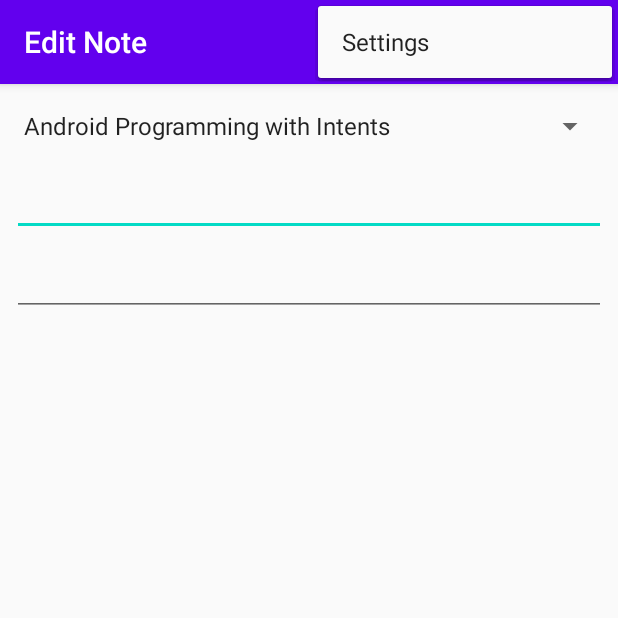
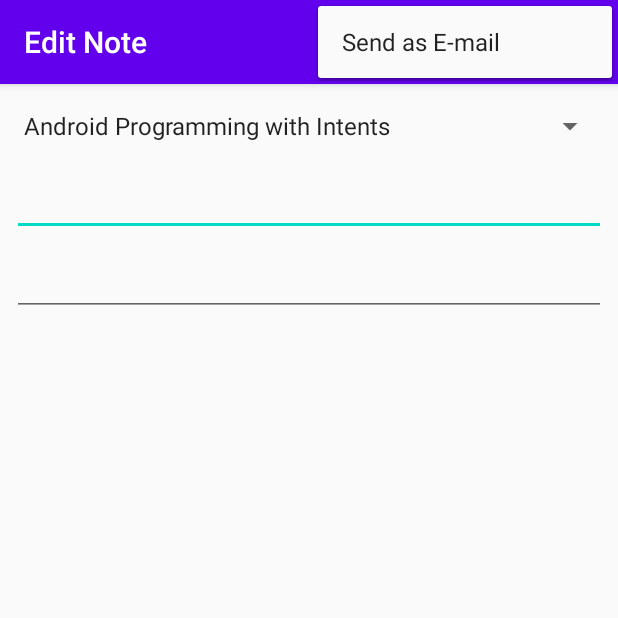
Before and after one commit to DevilMayCry-5/NoteKeeper, an Android app: the NoteActivity screen opened directly, with no data from a screen before it, with the options menu open, on a phone screen of 412 x 824 dp, the top half of it. Run offline under Robolectric (Android 15) with nearby library versions, the phone set to English and light mode, and no system bars.

Commit message:
Add implicit intent to send mail when menu is selected

```diff
--- a/app/src/main/java/com/dmc/pho/notekeeper/NoteActivity.java
+++ b/app/src/main/java/com/dmc/pho/notekeeper/NoteActivity.java
@@ -20,6 +20,9 @@ public class NoteActivity extends AppCompatActivity {
     public static final int POSITION_NOT_SET = -1;
     private NoteInfo mNote;
     private boolean mIsNewNote;
+    private Spinner mSpinnerCourses;
+    private EditText mTextNoteTitle;
+    private EditText mTextNoteText;
 
     @Override
     protected void onCreate(Bundle savedInstanceState) {
@@ -28,21 +31,21 @@ public class NoteActivity extends AppCompatActivity {
         Toolbar toolbar = findViewById(R.id.toolbar);
         setSupportActionBar(toolbar);
 
-        Spinner spinnerCourses = findViewById(R.id.spinner_courses);
+        mSpinnerCourses = findViewById(R.id.spinner_courses);
 
         List<CourseInfo> courses = DataManager.getInstance().getCourses();
         ArrayAdapter<CourseInfo> adapterCourses =
                 new ArrayAdapter<>(this, android.R.layout.simple_spinner_item, courses);
         adapterCourses.setDropDownViewResource(android.R.layout.simple_spinner_dropdown_item);
-        spinnerCourses.setAdapter(adapterCourses);
+        mSpinnerCourses.setAdapter(adapterCourses);
 
         readDisplayStateValues();
 
-        EditText textNoteTitle = findViewById(R.id.text_note_title);
-        EditText textNoteText = findViewById(R.id.text_note_text);
+        mTextNoteTitle = findViewById(R.id.text_note_title);
+        mTextNoteText = findViewById(R.id.text_note_text);
 
         if (!mIsNewNote)
-            displayNote(spinnerCourses, textNoteTitle, textNoteText);
+            displayNote(mSpinnerCourses, mTextNoteTitle, mTextNoteText);
     }
 
     private void displayNote(Spinner spinnerCourses, EditText textNoteTitle, EditText textNoteText) {
@@ -78,10 +81,25 @@ public class NoteActivity extends AppCompatActivity {
         int id = item.getItemId();
 
         //noinspection SimplifiableIfStatement
-        if (id == R.id.action_settings) {
+        if (id == R.id.action_send_mail) {
+            sendEmail();
             return true;
         }
 
         return super.onOptionsItemSelected(item);
+
+    }
+
+    private void sendEmail(){
+        CourseInfo course = (CourseInfo) mSpinnerCourses.getSelectedItem();
+        String subject = mTextNoteTitle.getText().toString();
+        String text = "Check out what i learned in the course \"" +
+                course.getTitle() + "\"\n" + mTextNoteText.getText();
+
+        Intent intent = new Intent(Intent.ACTION_SEND);
+        intent.setType("message/rfc2822");
+        intent.putExtra(Intent.EXTRA_SUBJECT, subject);
+        intent.putExtra(Intent.EXTRA_TEXT, text);
+        startActivity(intent);
     }
 }
--- a/app/src/main/res/menu/menu_main.xml
+++ b/app/src/main/res/menu/menu_main.xml
@@ -3,8 +3,8 @@
     xmlns:tools="http://schemas.android.com/tools"
     tools:context="com.dmc.pho.notekeeper.NoteActivity">
     <item
-        android:id="@+id/action_settings"
+        android:id="@+id/action_send_mail"
         android:orderInCategory="100"
-        android:title="@string/action_settings"
+        android:title="@string/mail"
         app:showAsAction="never" />
 </menu>
--- a/app/src/main/res/values/strings.xml
+++ b/app/src/main/res/values/strings.xml
@@ -11,4 +11,5 @@
 
     <string name="hello_first_fragment">Hello first fragment</string>
     <string name="hello_second_fragment">Hello second fragment. Arg: %1$s</string>
+    <string name="mail">Send as E-mail</string>
 </resources>
```
